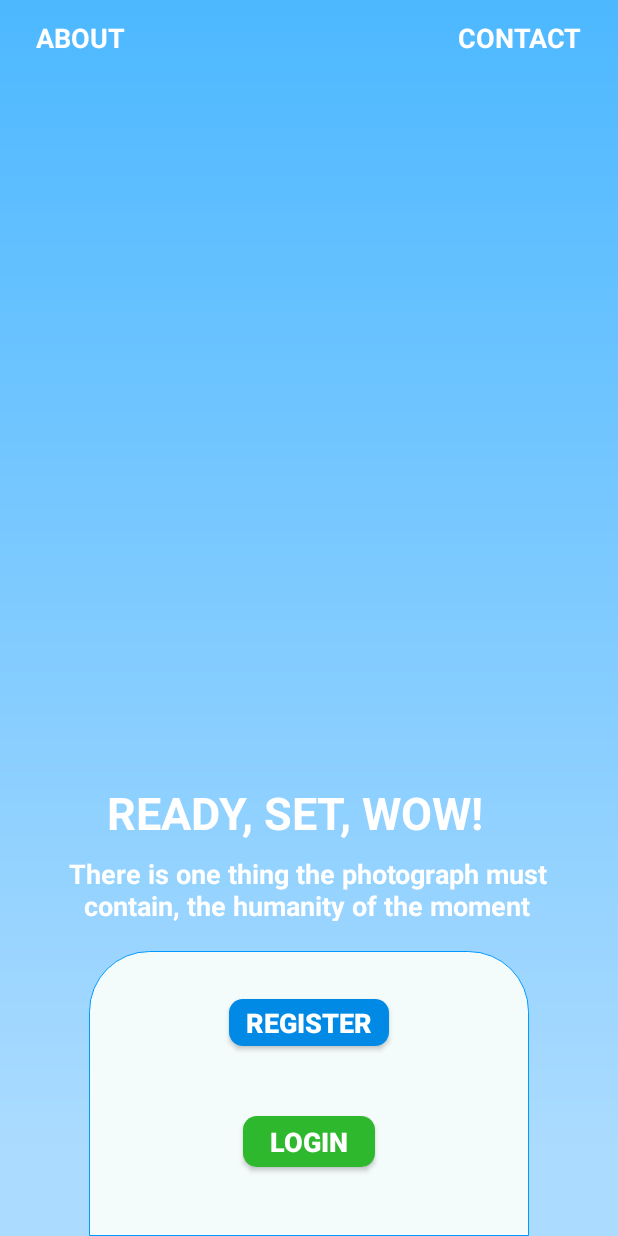
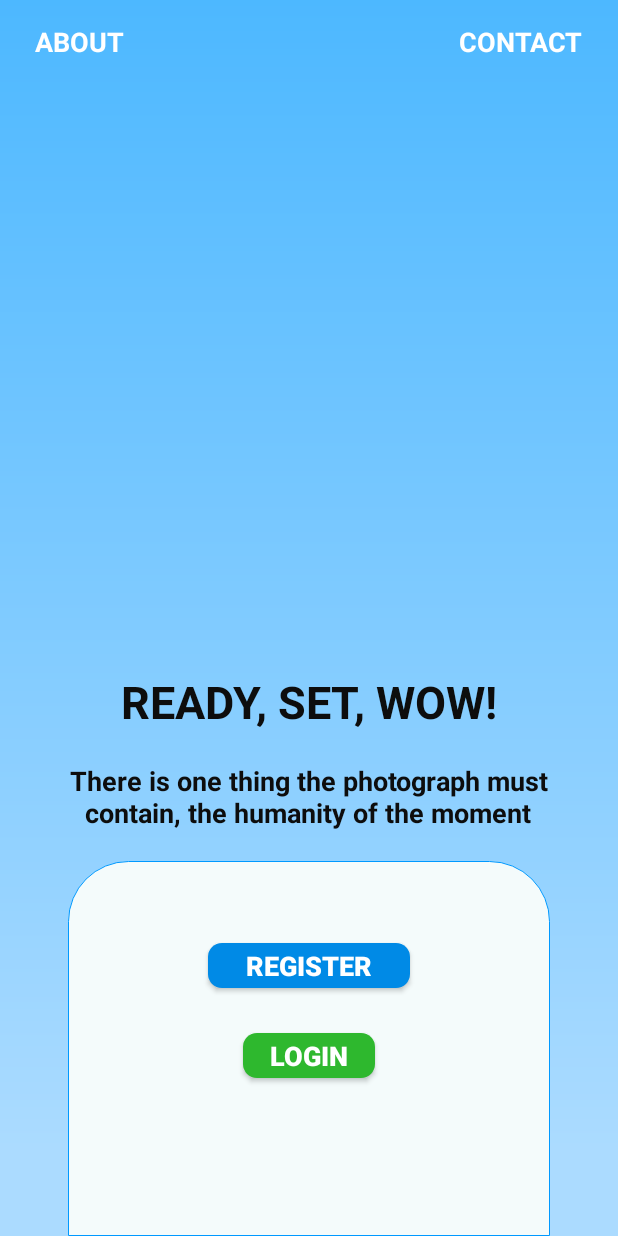
Before and after one commit to ikhsanmoh/androidProject-rollApp, an Android app: the screen it shows after launch (MainActivity), on a phone screen of 412 x 824 dp. Run offline under Robolectric (Android 15) with nearby library versions, the phone set to English and light mode, and no system bars.

Commit message:
Creating navigation between About and Starter Page using fragment

```diff
--- a/app/build.gradle
+++ b/app/build.gradle
@@ -33,6 +33,8 @@ dependencies {
 
     implementation 'com.google.android.material:material:1.2.1'
 
+    implementation "androidx.fragment:fragment:1.2.5"
+
     implementation 'androidx.appcompat:appcompat:1.1.0'
     implementation 'androidx.constraintlayout:constraintlayout:1.1.3'
     implementation 'com.google.android.material:material:1.1.0'
--- /dev/null
+++ b/app/src/main/java/project/roll/AboutFragment.java
@@ -0,0 +1,21 @@
+package project.roll;
+
+import android.os.Bundle;
+import android.text.style.AlignmentSpan;
+import android.view.LayoutInflater;
+import android.view.View;
+import android.view.ViewGroup;
+import android.widget.Button;
+
+import androidx.annotation.NonNull;
+import androidx.annotation.Nullable;
+import androidx.fragment.app.Fragment;
+
+public class AboutFragment extends Fragment {
+
+  @Nullable
+  @Override
+  public View onCreateView(@NonNull LayoutInflater inflater, @Nullable ViewGroup container, @Nullable Bundle savedInstanceState) {
+    return inflater.inflate(R.layout.fragment_about, container, false);
+  }
+}
--- a/app/src/main/java/project/roll/MainActivity.java
+++ b/app/src/main/java/project/roll/MainActivity.java
@@ -2,20 +2,36 @@ package project.roll;
 
 import androidx.appcompat.app.AlertDialog;
 import androidx.appcompat.app.AppCompatActivity;
+import androidx.fragment.app.Fragment;
 
 import android.content.DialogInterface;
 import android.content.Intent;
 import android.os.Bundle;
 import android.view.View;
+import android.widget.Button;
+import android.widget.TextView;
 
-public class MainActivity extends AppCompatActivity {
+public class MainActivity extends AppCompatActivity implements View.OnClickListener {
 
-  AlertDialog.Builder builder;
+  // TODO: Create fragment that can call other fragment
+
+  private TextView btnAbout;
+//  private Button btnBack;
+  private AlertDialog.Builder builder;
+  private Fragment selectedFragment;
 
   @Override
   protected void onCreate(Bundle savedInstanceState) {
     super.onCreate(savedInstanceState);
     setContentView(R.layout.activity_main);
+
+    btnAbout = findViewById(R.id.btn_about);
+//    btnBack = findViewById(R.id.buttonTest);
+
+    btnAbout.setOnClickListener(this);
+//    btnBack.setOnClickListener(this);
+
+    getSupportFragmentManager().beginTransaction().replace(R.id.fragmentContainer, new StarterPageFragment()).commit();
   }
 
   // Regist Button Event Handler
@@ -32,6 +48,21 @@ public class MainActivity extends AppCompatActivity {
     Intent myInt = new Intent(this, LoginActivity.class);
     //Opening New Activity
     startActivity(myInt);
+  }
+
+  @Override
+  public void onClick(View view) {
+    switch (view.getId()) {
+      case R.id.btn_about:
+        selectedFragment = new AboutFragment();
+        break;
+//      case R.id.buttonTest:
+//        selectedFragment = new StarterPageFragment();
+//        break;
+      default:
+        break;
+    }
+    getSupportFragmentManager().beginTransaction().replace(R.id.fragmentContainer, selectedFragment).commit();
   }
 
   //Costumize Fungsi tombol back
--- /dev/null
+++ b/app/src/main/java/project/roll/StarterPageFragment.java
@@ -0,0 +1,18 @@
+package project.roll;
+
+import android.os.Bundle;
+import android.view.LayoutInflater;
+import android.view.View;
+import android.view.ViewGroup;
+
+import androidx.annotation.NonNull;
+import androidx.annotation.Nullable;
+import androidx.fragment.app.Fragment;
+
+public class StarterPageFragment extends Fragment {
+  @Nullable
+  @Override
+  public View onCreateView(@NonNull LayoutInflater inflater, @Nullable ViewGroup container, @Nullable Bundle savedInstanceState) {
+    return  inflater.inflate(R.layout.fragment_starter_page, container, false);
+  }
+}
--- a/app/src/main/res/layout/activity_home.xml
+++ b/app/src/main/res/layout/activity_home.xml
@@ -5,7 +5,7 @@
     xmlns:tools="http://schemas.android.com/tools"
     android:layout_width="match_parent"
     android:layout_height="match_parent"
-    android:background="@color/white_smoke"
+    android:background="@color/white_smoke2"
     tools:context=".Home">
 
 
--- a/app/src/main/res/layout/activity_main.xml
+++ b/app/src/main/res/layout/activity_main.xml
@@ -1,5 +1,5 @@
 <?xml version="1.0" encoding="utf-8"?>
-<androidx.constraintlayout.widget.ConstraintLayout
+<RelativeLayout
     xmlns:android="http://schemas.android.com/apk/res/android"
     xmlns:app="http://schemas.android.com/apk/res-auto"
     xmlns:tools="http://schemas.android.com/tools"
@@ -9,15 +9,10 @@
     android:background="@drawable/main_bg">
 
     <androidx.constraintlayout.widget.ConstraintLayout
-        android:id="@+id/constraintLayout"
-        android:layout_width="0dp"
-        android:layout_height="34dp"
-        android:layout_marginStart="16dp"
-        android:layout_marginTop="8dp"
-        android:layout_marginEnd="16dp"
-        app:layout_constraintEnd_toEndOf="parent"
-        app:layout_constraintStart_toStartOf="parent"
-        app:layout_constraintTop_toTopOf="parent">
+        android:id="@+id/topNavigation"
+        android:layout_width="match_parent"
+        android:layout_height="wrap_content"
+        android:padding="15dp">
 
         <TextView
             android:id="@+id/btn_about"
@@ -46,110 +41,116 @@
             app:layout_constraintTop_toTopOf="parent" />
     </androidx.constraintlayout.widget.ConstraintLayout>
 
-    <RelativeLayout
-        android:id="@+id/RelativeLayout"
-        android:layout_width="385dp"
-        android:layout_height="132dp"
-        android:layout_alignParentTop="true"
-        android:layout_alignParentEnd="true"
-        android:layout_centerInParent="true"
-        app:layout_constraintBottom_toTopOf="@+id/constraintLayout3"
-        app:layout_constraintEnd_toEndOf="parent"
-        app:layout_constraintStart_toStartOf="parent"
-        app:layout_constraintTop_toBottomOf="@+id/constraintLayout"
-        app:layout_constraintVertical_bias="1.0">
+    <FrameLayout
+        android:id="@+id/fragmentContainer"
+        android:layout_width="match_parent"
+        android:layout_height="match_parent"
+        android:layout_below="@id/topNavigation"/>
 
-        <TextView
-            android:id="@+id/textView_motto1"
-            android:layout_width="267dp"
-            android:layout_height="wrap_content"
-            android:layout_alignParentStart="true"
-            android:layout_alignParentTop="true"
-            android:layout_alignParentEnd="true"
-            android:layout_marginStart="58dp"
-            android:layout_marginTop="19dp"
-            android:layout_marginEnd="59dp"
-            android:text="@string/app_motto1"
-            android:textColor="@color/white"
-            android:textSize="30sp"
-            android:textStyle="bold"
-            app:layout_constraintBottom_toTopOf="@+id/textView_motto2"
-            app:layout_constraintEnd_toEndOf="parent"
-            app:layout_constraintStart_toStartOf="parent"
-            app:layout_constraintTop_toTopOf="parent" />
+<!--    <RelativeLayout-->
+<!--        android:id="@+id/RelativeLayout"-->
+<!--        android:layout_width="385dp"-->
+<!--        android:layout_height="132dp"-->
+<!--        android:layout_alignParentTop="true"-->
+<!--        android:layout_alignParentEnd="true"-->
+<!--        android:layout_centerInParent="true"-->
+<!--        app:layout_constraintBottom_toTopOf="@+id/constraintLayout3"-->
+<!--        app:layout_constraintEnd_toEndOf="parent"-->
+<!--        app:layout_constraintStart_toStartOf="parent"-->
+<!--        app:layout_constraintTop_toBottomOf="@+id/constraintLayout"-->
+<!--        app:layout_constraintVertical_bias="1.0">-->
 
-        <TextView
-            android:id="@+id/textView_motto2"
-            android:layout_width="348dp"
-            android:layout_height="wrap_content"
-            android:layout_below="@+id/textView_motto1"
-            android:layout_alignStart="@+id/textView_motto1"
-            android:layout_alignEnd="@+id/textView_motto1"
-            android:layout_alignParentBottom="true"
-            android:layout_marginStart="-41dp"
-            android:layout_marginTop="8dp"
-            android:layout_marginEnd="-40dp"
-            android:layout_marginBottom="20dp"
-            android:text="@string/app_motto2"
-            android:textAlignment="center"
-            android:textColor="@color/white"
-            android:textSize="18sp"
-            android:textStyle="bold"
-            app:layout_constraintBottom_toBottomOf="parent"
-            app:layout_constraintEnd_toEndOf="parent"
-            app:layout_constraintStart_toStartOf="parent"
-            app:layout_constraintTop_toBottomOf="@+id/textView_motto1"
-            app:layout_constraintVertical_bias="1.0" />
-    </RelativeLayout>
+<!--        <TextView-->
+<!--            android:id="@+id/textView_motto1"-->
+<!--            android:layout_width="267dp"-->
+<!--            android:layout_height="wrap_content"-->
+<!--            android:layout_alignParentStart="true"-->
+<!--            android:layout_alignParentTop="true"-->
+<!--            android:layout_alignParentEnd="true"-->
+<!--            android:layout_marginStart="58dp"-->
+<!--            android:layout_marginTop="19dp"-->
+<!--            android:layout_marginEnd="59dp"-->
+<!--            android:text="@string/app_motto1"-->
+<!--            android:textColor="@color/white"-->
+<!--            android:textSize="30sp"-->
+<!--            android:textStyle="bold"-->
+<!--            app:layout_constraintBottom_toTopOf="@+id/textView_motto2"-->
+<!--            app:layout_constraintEnd_toEndOf="parent"-->
+<!--            app:layout_constraintStart_toStartOf="parent"-->
+<!--            app:layout_constraintTop_toTopOf="parent" />-->
 
-    <androidx.constraintlayout.widget.ConstraintLayout
-        android:id="@+id/constraintLayout3"
-        android:layout_width="293dp"
-        android:layout_height="190dp"
-        android:background="@drawable/card1"
-        app:layout_constraintBottom_toBottomOf="parent"
-        app:layout_constraintEnd_toEndOf="parent"
-        app:layout_constraintStart_toStartOf="parent">
+<!--        <TextView-->
+<!--            android:id="@+id/textView_motto2"-->
+<!--            android:layout_width="348dp"-->
+<!--            android:layout_height="wrap_content"-->
+<!--            android:layout_below="@+id/textView_motto1"-->
+<!--            android:layout_alignStart="@+id/textView_motto1"-->
+<!--            android:layout_alignEnd="@+id/textView_motto1"-->
+<!--            android:layout_alignParentBottom="true"-->
+<!--            android:layout_marginStart="-41dp"-->
+<!--            android:layout_marginTop="8dp"-->
+<!--            android:layout_marginEnd="-40dp"-->
+<!--            android:layout_marginBottom="20dp"-->
+<!--            android:text="@string/app_motto2"-->
+<!--            android:textAlignment="center"-->
+<!--            android:textColor="@color/white"-->
+<!--            android:textSize="18sp"-->
+<!--            android:textStyle="bold"-->
+<!--            app:layout_constraintBottom_toBottomOf="parent"-->
+<!--            app:layout_constraintEnd_toEndOf="parent"-->
+<!--            app:layout_constraintStart_toStartOf="parent"-->
+<!--            app:layout_constraintTop_toBottomOf="@+id/textView_motto1"-->
+<!--            app:layout_constraintVertical_bias="1.0" />-->
+<!--    </RelativeLayout>-->
 
-        <Button
-            android:id="@+id/btn_register"
-            android:layout_width="0dp"
-            android:layout_height="31dp"
-            android:layout_alignParentStart="true"
-            android:layout_alignParentTop="true"
-            android:layout_alignParentEnd="true"
-            android:layout_marginStart="93dp"
-            android:layout_marginTop="32dp"
-            android:layout_marginEnd="93dp"
-            android:background="@drawable/rounded_shape_blue"
-            android:text="@string/regist"
-            android:textColor="@color/white"
-            android:textSize="18sp"
-            android:textStyle="bold"
-            app:layout_constraintEnd_toEndOf="parent"
-            app:layout_constraintHorizontal_bias="0.0"
-            app:layout_constraintStart_toStartOf="parent"
-            app:layout_constraintTop_toTopOf="parent"
-            android:onClick="onClickRegist"/>
+<!--    <androidx.constraintlayout.widget.ConstraintLayout-->
+<!--        android:id="@+id/constraintLayout3"-->
+<!--        android:layout_width="293dp"-->
+<!--        android:layout_height="190dp"-->
+<!--        android:background="@drawable/card1"-->
+<!--        app:layout_constraintBottom_toBottomOf="parent"-->
+<!--        app:layout_constraintEnd_toEndOf="parent"-->
+<!--        app:layout_constraintStart_toStartOf="parent">-->
 
-        <Button
-            android:id="@+id/btn_login"
-            android:layout_width="wrap_content"
-            android:layout_height="34dp"
-            android:layout_below="@+id/btn_register"
-            android:layout_alignStart="@+id/btn_register"
-            android:layout_alignEnd="@+id/btn_register"
-            android:background="@drawable/rounded_shape_green"
-            android:text="@string/login"
-            android:textColor="@color/white"
-            android:textSize="18sp"
-            android:textStyle="bold"
-            app:layout_constraintBottom_toBottomOf="parent"
-            app:layout_constraintEnd_toEndOf="@+id/btn_register"
-            app:layout_constraintStart_toStartOf="@+id/btn_register"
-            app:layout_constraintTop_toBottomOf="@+id/btn_register"
-            android:onClick="onClickLogin" />
+<!--        <Button-->
+<!--            android:id="@+id/btn_register"-->
+<!--            android:layout_width="0dp"-->
+<!--            android:layout_height="31dp"-->
+<!--            android:layout_alignParentStart="true"-->
+<!--            android:layout_alignParentTop="true"-->
+<!--            android:layout_alignParentEnd="true"-->
+<!--            android:layout_marginStart="93dp"-->
+<!--            android:layout_marginTop="32dp"-->
+<!--            android:layout_marginEnd="93dp"-->
+<!--            android:background="@drawable/rounded_shape_blue"-->
+<!--            android:text="@string/regist"-->
+<!--            android:textColor="@color/white"-->
+<!--            android:textSize="18sp"-->
+<!--            android:textStyle="bold"-->
+<!--            app:layout_constraintEnd_toEndOf="parent"-->
+<!--            app:layout_constraintHorizontal_bias="0.0"-->
+<!--            app:layout_constraintStart_toStartOf="parent"-->
+<!--            app:layout_constraintTop_toTopOf="parent"-->
+<!--            android:onClick="onClickRegist"/>-->
 
-    </androidx.constraintlayout.widget.ConstraintLayout>
+<!--        <Button-->
+<!--            android:id="@+id/btn_login"-->
+<!--            android:layout_width="wrap_content"-->
+<!--            android:layout_height="34dp"-->
+<!--            android:layout_below="@+id/btn_register"-->
+<!--            android:layout_alignStart="@+id/btn_register"-->
+<!--            android:layout_alignEnd="@+id/btn_register"-->
+<!--            android:background="@drawable/rounded_shape_green"-->
+<!--            android:text="@string/login"-->
+<!--            android:textColor="@color/white"-->
+<!--            android:textSize="18sp"-->
+<!--            android:textStyle="bold"-->
+<!--            app:layout_constraintBottom_toBottomOf="parent"-->
+<!--            app:layout_constraintEnd_toEndOf="@+id/btn_register"-->
+<!--            app:layout_constraintStart_toStartOf="@+id/btn_register"-->
+<!--            app:layout_constraintTop_toBottomOf="@+id/btn_register"-->
+<!--            android:onClick="onClickLogin" />-->
 
-</androidx.constraintlayout.widget.ConstraintLayout>
+<!--    </androidx.constraintlayout.widget.ConstraintLayout>-->
+
+</RelativeLayout>
--- /dev/null
+++ b/app/src/main/res/layout/fragment_about.xml
@@ -0,0 +1,13 @@
+<?xml version="1.0" encoding="utf-8"?>
+<RelativeLayout
+    xmlns:android="http://schemas.android.com/apk/res/android"
+    android:layout_width="match_parent"
+    android:layout_height="match_parent"
+    android:gravity="center">
+
+    <Button
+        android:id="@+id/buttonTest"
+        android:layout_width="wrap_content"
+        android:layout_height="wrap_content"
+        android:text="Back" />
+</RelativeLayout>
--- /dev/null
+++ b/app/src/main/res/layout/fragment_starter_page.xml
@@ -0,0 +1,76 @@
+<?xml version="1.0" encoding="utf-8"?>
+<RelativeLayout
+    xmlns:android="http://schemas.android.com/apk/res/android"
+    android:layout_width="match_parent"
+    android:layout_height="match_parent">
+
+        <LinearLayout
+            android:id="@+id/labelWelcome"
+            android:layout_width="match_parent"
+            android:layout_height="wrap_content"
+            android:orientation="vertical"
+            android:layout_above="@+id/rowTwo"
+            android:gravity="center">
+
+            <TextView
+                android:id="@+id/textView_motto1"
+                android:layout_width="wrap_content"
+                android:layout_height="wrap_content"
+                android:text="@string/app_motto1"
+                android:textColor="@color/black"
+                android:textSize="30sp"
+                android:textStyle="bold" />
+
+            <TextView
+                android:id="@+id/textView_motto2"
+                android:layout_width="350dp"
+                android:layout_height="wrap_content"
+                android:layout_marginTop="20dp"
+                android:text="@string/app_motto2"
+                android:textAlignment="center"
+                android:textColor="@color/black"
+                android:textSize="18sp"
+                android:textStyle="bold" />
+        </LinearLayout>
+
+        <LinearLayout
+            android:id="@+id/rowTwo"
+            android:layout_width="match_parent"
+            android:layout_height="250dp"
+            android:orientation="vertical"
+            android:layout_marginHorizontal="45dp"
+            android:layout_marginTop="20dp"
+            android:layout_alignParentBottom="true"
+            android:background="@drawable/card1"
+            android:gravity="center">
+
+            <Button
+                android:id="@+id/btn_register"
+                android:layout_width="wrap_content"
+                android:layout_height="30dp"
+                android:layout_marginTop="-40dp"
+                android:paddingHorizontal="25dp"
+                android:background="@drawable/rounded_shape_blue"
+                android:text="@string/regist"
+                android:textColor="@color/white"
+                android:textSize="18sp"
+                android:textStyle="bold"
+                android:onClick="onClickRegist"/>
+
+            <Button
+                android:id="@+id/btn_login"
+                android:layout_width="wrap_content"
+                android:layout_height="30dp"
+                android:paddingHorizontal="15dp"
+                android:layout_below="@+id/btn_register"
+                android:layout_marginTop="30dp"
+                android:background="@drawable/rounded_shape_green"
+                android:text="@string/login"
+                android:textColor="@color/white"
+                android:textSize="18sp"
+                android:textStyle="bold"
+                android:onClick="onClickLogin" />
+
+        </LinearLayout>
+
+</RelativeLayout>
--- a/app/src/main/res/values/colors.xml
+++ b/app/src/main/res/values/colors.xml
@@ -13,6 +13,7 @@
     <color name="gray">#595959</color>
     <color name="light_gray">#737373</color>
     <color name="white_smoke">#f2f2f2</color>
+    <color name="white_smoke2">#e6e6e6</color>
     <color name="blue">#008ae6</color>
     <color name="blue_light">#f4fbfb</color>
     <color name="green">#2eb82e</color>
```
